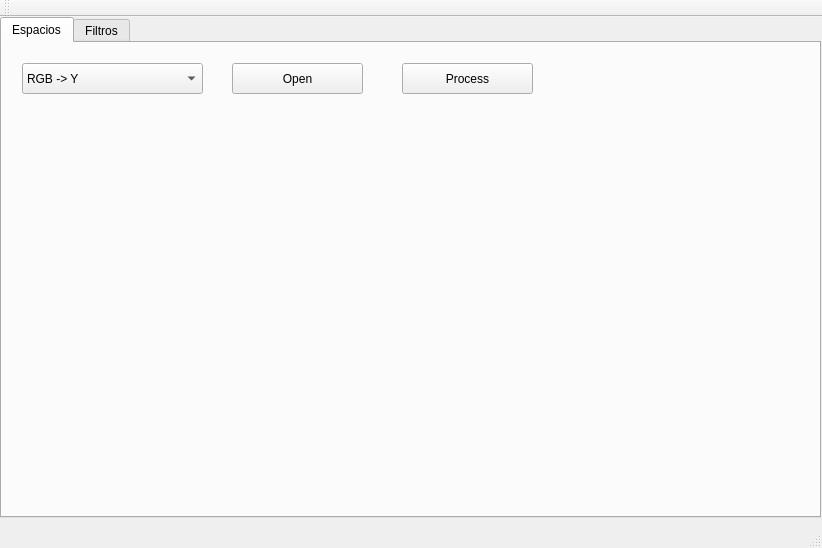
Tsubasa1218/Imagenes, file mainwindow.ui: the form before one commit.
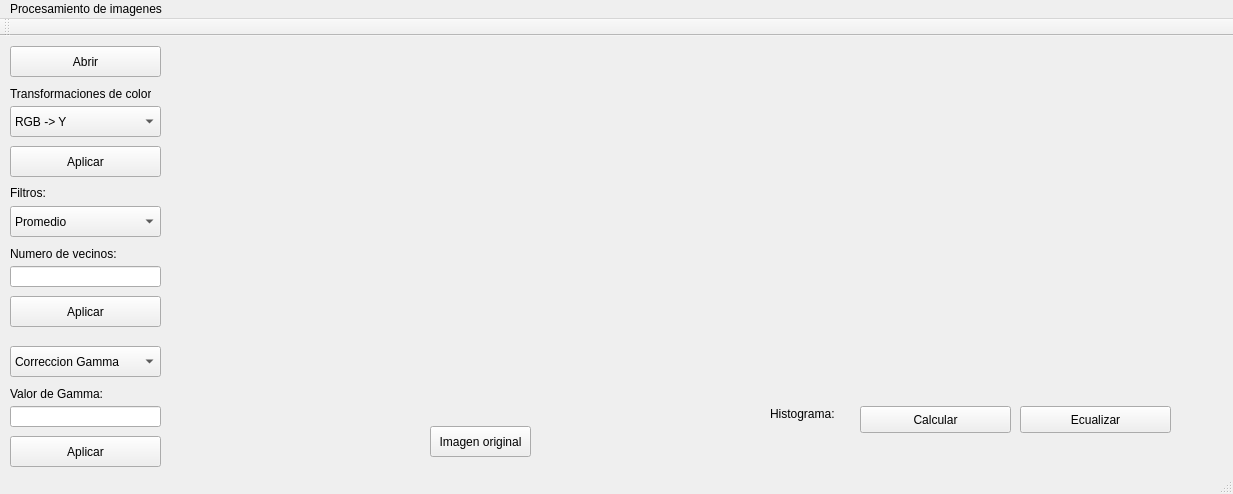
The form after the commit. The open tabs and pages were chosen to show the change. Custom widgets are drawn as their Qt base class.

Patch:
```diff
--- a/mainwindow.ui
+++ b/mainwindow.ui
@@ -6,42 +6,108 @@
    <rect>
     <x>0</x>
     <y>0</y>
-    <width>822</width>
-    <height>548</height>
+    <width>1233</width>
+    <height>494</height>
    </rect>
   </property>
   <property name="windowTitle">
    <string>MainWindow</string>
   </property>
   <widget class="QWidget" name="centralWidget">
-   <widget class="QTabWidget" name="tabs">
-    <property name="enabled">
-     <bool>true</bool>
+   <widget class="QPushButton" name="ecualizarBoton">
+    <property name="geometry">
+     <rect>
+      <x>1020</x>
+      <y>370</y>
+      <width>151</width>
+      <height>27</height>
+     </rect>
     </property>
+    <property name="text">
+     <string>Ecualizar</string>
+    </property>
+   </widget>
+   <widget class="QLineEdit" name="numVecinos">
     <property name="geometry">
      <rect>
-      <x>0</x>
-      <y>0</y>
-      <width>821</width>
-      <height>501</height>
+      <x>10</x>
+      <y>230</y>
+      <width>151</width>
+      <height>21</height>
      </rect>
     </property>
-    <property name="currentIndex">
-     <number>1</number>
+   </widget>
+   <widget class="QPushButton" name="boton_filtro">
+    <property name="geometry">
+     <rect>
+      <x>10</x>
+      <y>260</y>
+      <width>151</width>
+      <height>31</height>
+     </rect>
     </property>
-    <property name="tabsClosable">
-     <bool>false</bool>
+    <property name="text">
+     <string>Aplicar</string>
     </property>
-    <widget class="QWidget" name="tab_spaces">
-     <attribute name="title">
-      <string>Espacios</string>
-     </attribute>
+   </widget>
+   <widget class="QLabel" name="imagenF">
+    <property name="geometry">
+     <rect>
+      <x>180</x>
+      <y>10</y>
+      <width>350</width>
+      <height>350</height>
+     </rect>
+    </property>
+    <property name="text">
+     <string/>
+    </property>
+   </widget>
+   <widget class="QLabel" name="label">
+    <property name="geometry">
+     <rect>
+      <x>10</x>
+      <y>50</y>
+      <width>141</width>
+      <height>16</height>
+     </rect>
+    </property>
+    <property name="text">
+     <string>Transformaciones de color:</string>
+    </property>
+   </widget>
+   <widget class="QLabel" name="label_filtro">
+    <property name="geometry">
+     <rect>
+      <x>10</x>
+      <y>150</y>
+      <width>47</width>
+      <height>13</height>
+     </rect>
+    </property>
+    <property name="text">
+     <string>Filtros:</string>
+    </property>
+   </widget>
+   <widget class="QPushButton" name="botonTrans">
+    <property name="geometry">
+     <rect>
+      <x>10</x>
+      <y>110</y>
+      <width>151</width>
+      <height>31</height>
+     </rect>
+    </property>
+    <property name="text">
+     <string>Aplicar</string>
+    </property>
+   </widget>
      <widget class="QComboBox" name="comboBox">
       <property name="geometry">
        <rect>
-        <x>20</x>
-        <y>20</y>
-        <width>181</width>
+      <x>10</x>
+      <y>70</y>
+      <width>151</width>
         <height>31</height>
        </rect>
       </property>
@@ -106,96 +172,13 @@
        </property>
       </item>
      </widget>
-     <widget class="QPushButton" name="botonAbrir">
-      <property name="geometry">
-       <rect>
-        <x>230</x>
-        <y>20</y>
-        <width>131</width>
-        <height>31</height>
-       </rect>
-      </property>
-      <property name="text">
-       <string>Open</string>
-      </property>
-     </widget>
-     <widget class="QPushButton" name="botonTrans">
-      <property name="geometry">
-       <rect>
-        <x>400</x>
-        <y>20</y>
-        <width>131</width>
-        <height>31</height>
-       </rect>
-      </property>
-      <property name="text">
-       <string>Process</string>
-      </property>
-     </widget>
-     <widget class="QLabel" name="original">
-      <property name="geometry">
-       <rect>
-        <x>20</x>
-        <y>100</y>
-        <width>300</width>
-        <height>300</height>
-       </rect>
-      </property>
-      <property name="text">
-       <string/>
-      </property>
-     </widget>
-     <widget class="QLabel" name="transformed">
-      <property name="geometry">
-       <rect>
-        <x>370</x>
-        <y>100</y>
-        <width>300</width>
-        <height>300</height>
-       </rect>
-      </property>
-      <property name="text">
-       <string/>
-      </property>
-     </widget>
-    </widget>
-    <widget class="QWidget" name="tab_filters">
-     <attribute name="title">
-      <string>Filtros</string>
-     </attribute>
-     <widget class="QLabel" name="original_filtro">
-      <property name="geometry">
-       <rect>
-        <x>20</x>
-        <y>100</y>
-        <width>300</width>
-        <height>300</height>
-       </rect>
-      </property>
-      <property name="text">
-       <string/>
-      </property>
-     </widget>
-     <widget class="QLabel" name="filtrada">
-      <property name="geometry">
-       <rect>
-        <x>360</x>
-        <y>100</y>
-        <width>300</width>
-        <height>300</height>
-       </rect>
-      </property>
-      <property name="text">
-       <string/>
-      </property>
-     </widget>
      <widget class="QComboBox" name="comboFiltros">
       <property name="geometry">
        <rect>
-        <x>20</x>
-        <y>30</y>
-        <width>111</width>
-        <height>21</height>
+      <x>10</x>
+      <y>170</y>
+      <width>151</width>
+      <height>31</height>
        </rect>
       </property>
       <item>
@@ -233,25 +216,53 @@
         <string>Sigma</string>
        </property>
       </item>
-     </widget>
-     <widget class="QLabel" name="label_filtro">
+    <item>
+     <property name="text">
+      <string>Sobel</string>
+     </property>
+    </item>
+    <item>
+     <property name="text">
+      <string>Prewitt</string>
+     </property>
+    </item>
+    <item>
+     <property name="text">
+      <string>Roberts</string>
+     </property>
+    </item>
+   </widget>
+   <widget class="QPushButton" name="botonAbrir">
       <property name="geometry">
        <rect>
-        <x>20</x>
+      <x>10</x>
         <y>10</y>
-        <width>47</width>
-        <height>13</height>
+      <width>151</width>
+      <height>31</height>
        </rect>
       </property>
       <property name="text">
-       <string>Filtro:</string>
+     <string>Abrir</string>
+    </property>
+   </widget>
+   <widget class="QLabel" name="label_2">
+    <property name="geometry">
+     <rect>
+      <x>770</x>
+      <y>370</y>
+      <width>151</width>
+      <height>16</height>
+     </rect>
+    </property>
+    <property name="text">
+     <string>Histograma:</string>
       </property>
      </widget>
      <widget class="QLabel" name="label_vecinos">
       <property name="geometry">
        <rect>
-        <x>170</x>
-        <y>10</y>
+      <x>10</x>
+      <y>210</y>
         <width>121</width>
         <height>16</height>
        </rect>
@@ -260,22 +271,58 @@
        <string>Numero de vecinos:</string>
       </property>
      </widget>
-     <widget class="QLineEdit" name="numVecinos">
+   <widget class="QPushButton" name="calcularHistogramaButton">
       <property name="geometry">
        <rect>
-        <x>170</x>
-        <y>30</y>
-        <width>113</width>
-        <height>21</height>
-       </rect>
-      </property>
-     </widget>
-     <widget class="QPushButton" name="boton_filtro">
+      <x>860</x>
+      <y>370</y>
+      <width>151</width>
+      <height>27</height>
+     </rect>
+    </property>
+    <property name="text">
+     <string>Calcular</string>
+    </property>
+   </widget>
+   <widget class="QPushButton" name="originalImagen">
       <property name="geometry">
        <rect>
-        <x>320</x>
-        <y>22</y>
-        <width>91</width>
+      <x>430</x>
+      <y>390</y>
+      <width>101</width>
+      <height>31</height>
+     </rect>
+    </property>
+    <property name="text">
+     <string>Imagen original</string>
+    </property>
+   </widget>
+   <widget class="QComboBox" name="combo_constraste">
+    <property name="geometry">
+     <rect>
+      <x>10</x>
+      <y>310</y>
+      <width>151</width>
+      <height>31</height>
+     </rect>
+    </property>
+    <item>
+     <property name="text">
+      <string>Correccion Gamma</string>
+     </property>
+    </item>
+    <item>
+     <property name="text">
+      <string>Stretching</string>
+     </property>
+    </item>
+   </widget>
+   <widget class="QPushButton" name="boton_contraste">
+    <property name="geometry">
+     <rect>
+      <x>10</x>
+      <y>400</y>
+      <width>151</width>
         <height>31</height>
        </rect>
       </property>
@@ -283,7 +330,38 @@
        <string>Aplicar</string>
       </property>
      </widget>
-    </widget>
+   <widget class="QLabel" name="label_vecinos_2">
+    <property name="geometry">
+     <rect>
+      <x>10</x>
+      <y>350</y>
+      <width>121</width>
+      <height>16</height>
+     </rect>
+    </property>
+    <property name="text">
+     <string>Valor de Gamma:</string>
+    </property>
+   </widget>
+   <widget class="QLineEdit" name="valorGamma">
+    <property name="geometry">
+     <rect>
+      <x>10</x>
+      <y>370</y>
+      <width>151</width>
+      <height>21</height>
+     </rect>
+    </property>
+   </widget>
+   <widget class="QCustomPlot" name="customPlot" native="true">
+    <property name="geometry">
+     <rect>
+      <x>550</x>
+      <y>10</y>
+      <width>671</width>
+      <height>351</height>
+     </rect>
+    </property>
    </widget>
   </widget>
   <widget class="QMenuBar" name="menuBar">
@@ -291,10 +369,16 @@
     <rect>
      <x>0</x>
      <y>0</y>
-     <width>822</width>
-     <height>25</height>
+     <width>1233</width>
+     <height>21</height>
     </rect>
    </property>
+   <widget class="QMenu" name="menuProcesamiento_de_imagenes">
+    <property name="title">
+     <string>Procesamiento de imagenes</string>
+    </property>
+   </widget>
+   <addaction name="menuProcesamiento_de_imagenes"/>
   </widget>
   <widget class="QToolBar" name="mainToolBar">
    <attribute name="toolBarArea">
@@ -307,6 +391,14 @@
   <widget class="QStatusBar" name="statusBar"/>
  </widget>
  <layoutdefault spacing="6" margin="11"/>
+ <customwidgets>
+  <customwidget>
+   <class>QCustomPlot</class>
+   <extends>QWidget</extends>
+   <header>qcustomplot.h</header>
+   <container>1</container>
+  </customwidget>
+ </customwidgets>
  <resources/>
  <connections/>
 </ui>
```
Lines whose indentation alone changed are shown as unchanged.
